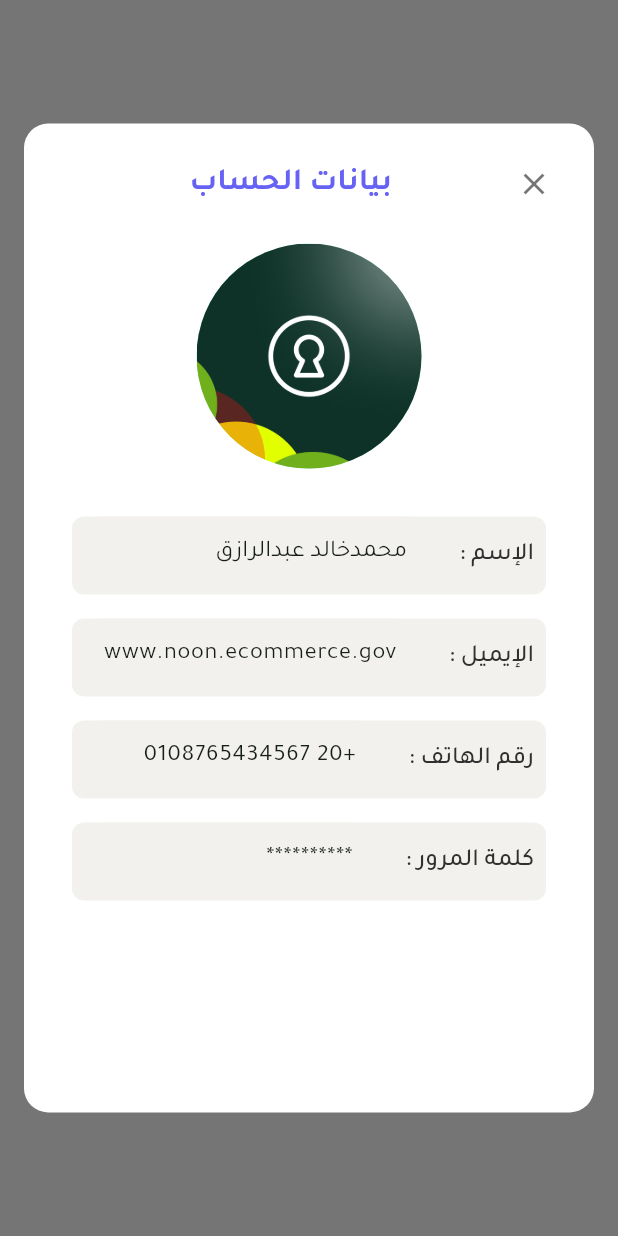
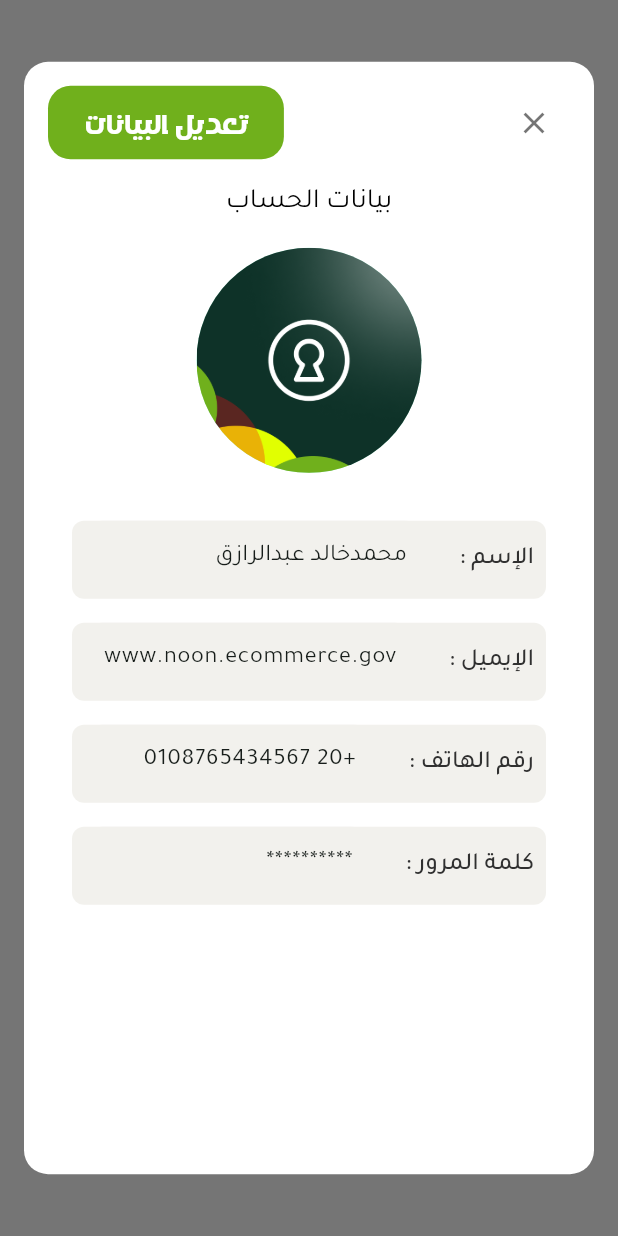
Before and after one commit to Mahmoud-Adel-Ali/Lockers_Admin_Dashboard, a Flutter app: what profileDataDialog() shows on an empty page, opened directly, on a phone screen of 412 x 824 dp. Run offline on Flutter 3.47's test engine with Material 3 defaults, Android fonts, the phone set to English and light mode, and no system bars; our stand-ins replace awesome_dialog, flutter_svg, lottie, modal_progress_hud_nsn, pinput; missing offline and left inert: bitsdojo_window.

Commit message:
Profile Dialog

```diff
--- a/lib/core/widgets/custom_dialog.dart
+++ b/lib/core/widgets/custom_dialog.dart
@@ -13,8 +13,8 @@ class CustomDialog extends StatelessWidget {
 
   const CustomDialog({
     super.key,
-    required this.title,
-    required this.message,
+    this.title = '',
+    this.message = '',
     this.child,
     this.leading,
     this.constraints,
--- a/lib/features/dashboard/presentation/views/widgets/profile_data_dialog.dart
+++ b/lib/features/dashboard/presentation/views/widgets/profile_data_dialog.dart
@@ -1,7 +1,9 @@
 import 'package:flutter/material.dart';
 
+import '../../../../../core/utils/app_text_styles.dart';
 import '../../../../../core/utils/assets.dart';
 import '../../../../../core/utils/size_config.dart';
+import '../../../../../core/widgets/custom_button.dart';
 import '../../../../../core/widgets/custom_dialog.dart';
 import '../../../../../core/widgets/profile_text_field.dart';
 import 'change_password_dialog.dart';
@@ -11,14 +13,19 @@ Future<dynamic> profileDataDialog(BuildContext context) {
     context: context,
     builder: (context) {
       return CustomDialog(
-        title: 'بيانات الحساب',
-        message: '',
         constraints: BoxConstraints(
           maxWidth: 500,
-          maxHeight: SizeConfig.height * 0.8,
+          maxHeight: SizeConfig.height * 0.9,
+        ),
+        leading: CustomButton(
+          text: 'تعديل البيانات',
+          horizontal: 0,
+          onPressed: () {},
         ),
         child: Column(
           children: [
+            Text('بيانات الحساب', style: AppTextStyles.style18w400(context)),
+            const SizedBox(height: 16),
             CircleAvatar(
               radius: 75,
               backgroundImage: AssetImage(Assets.imagesAppLogo),
```
